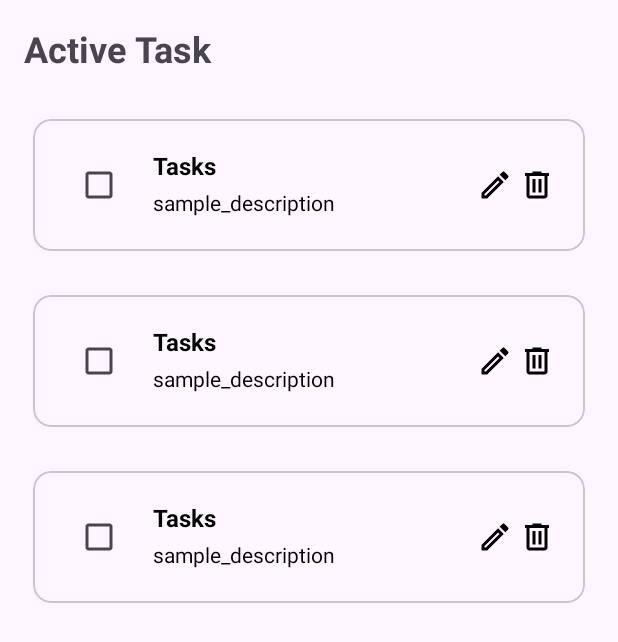
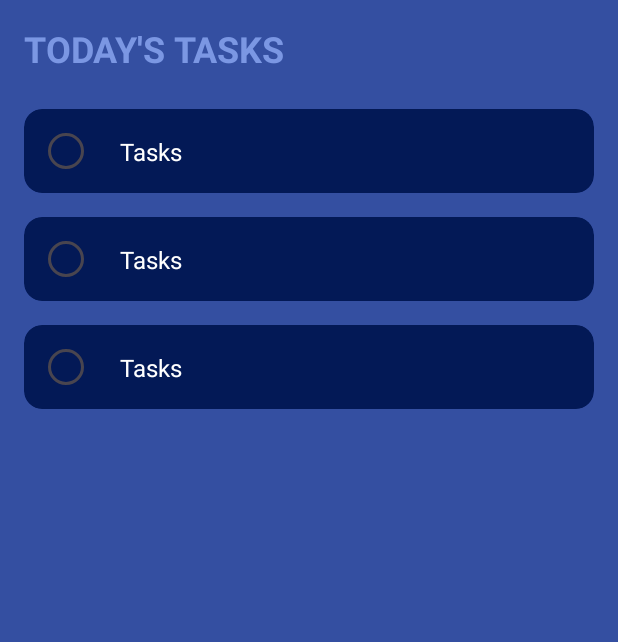
Before and after one commit to shantanupundir/Todo_practice, an Android app: the layout fragment_todo.xml on its own in the app's theme, with its tools: preview values and no code run, on a phone screen of 412 x 824 dp. Shown: the top 642 px of the screen. Run offline under Robolectric (Android 15) with nearby library versions, the phone set to English and light mode, and no system bars.

Commit message:
late commit after UI updation

```diff
--- /dev/null
+++ b/app/src/main/res/drawable/checkbox_selector.xml
@@ -0,0 +1,22 @@
+<?xml version="1.0" encoding="utf-8"?>
+<selector xmlns:android="http://schemas.android.com/apk/res/android">
+
+    <!-- Checked state -->
+    <item android:state_checked="true">
+        <shape android:shape="oval">
+            <solid android:color="@android:color/transparent"/>
+            <stroke android:width="2dp" android:color="@color/white"/>
+            <size android:width="24dp" android:height="24dp"/>
+        </shape>
+    </item>
+
+    <!-- Unchecked state -->
+    <item>
+        <shape android:shape="oval">
+            <solid android:color="@android:color/transparent"/>
+            <stroke android:width="2dp" android:color="@color/white"/>
+            <size android:width="24dp" android:height="24dp"/>
+        </shape>
+    </item>
+
+</selector>
--- a/app/src/main/res/layout/activity_main.xml
+++ b/app/src/main/res/layout/activity_main.xml
@@ -5,6 +5,7 @@
     <androidx.constraintlayout.widget.ConstraintLayout
         android:id="@+id/main"
         android:layout_width="match_parent"
+        android:background="@color/myBlue"
         android:layout_height="match_parent"
         tools:context=".MainActivity">
 
@@ -47,6 +48,7 @@
             android:id="@+id/AddTask"
             android:layout_width="wrap_content"
             android:layout_height="wrap_content"
+            app:shapeAppearance="@style/ThemeOverlay.MaterialComponents.Dialog.Alert"
             android:layout_margin="16dp"
             android:contentDescription="@string/add_task"
             android:src="@drawable/baseline_add_24"
--- a/app/src/main/res/layout/fragment_todo.xml
+++ b/app/src/main/res/layout/fragment_todo.xml
@@ -4,6 +4,7 @@
         xmlns:app="http://schemas.android.com/apk/res-auto"
         xmlns:tools="http://schemas.android.com/tools"
         android:layout_width="match_parent"
+        android:background="@color/myBlue"
         android:layout_height="match_parent"
         tools:context=".fragmentTodo">
 
@@ -12,6 +13,7 @@
             android:layout_width="0dp"
             android:layout_height="wrap_content"
             android:layout_margin="16dp"
+            android:textColor="@color/titleColor"
             android:text="@string/pending_tasks"
             android:textSize="24sp"
             android:textStyle="bold"
@@ -28,7 +30,7 @@
             android:paddingHorizontal="8dp"
             android:paddingBottom="8dp"
             app:layoutManager="androidx.recyclerview.widget.LinearLayoutManager"
-            app:layout_constraintBottom_toBottomOf="parent"
+            app:layout_constraintBottom_toBottomOf  ="parent"
             app:layout_constraintEnd_toEndOf="parent"
             app:layout_constraintStart_toStartOf="parent"
             app:layout_constraintTop_toBottomOf="@+id/tvTodoHeader"
--- a/app/src/main/res/layout/item_todo_task.xml
+++ b/app/src/main/res/layout/item_todo_task.xml
@@ -8,79 +8,42 @@
     android:layout_height="wrap_content"
     android:layout_margin="8dp"
     app:cardCornerRadius="12dp"
-    app:cardPreventCornerOverlap="true"
-    app:cardUseCompatPadding="true">
+    app:strokeWidth="0dp"
+    app:cardElevation="0dp"
+    android:translationZ="8dp"
+    app:cardBackgroundColor="@color/cardColor">
 
     <androidx.constraintlayout.widget.ConstraintLayout
         android:layout_width="match_parent"
         android:layout_height="wrap_content"
         android:layout_margin="4dp"
-        android:clickable="true"
-        android:focusable="true"
-        android:padding="16dp">
+        android:clickable="false"
+        android:focusable="false">
 
-        <CheckBox
+        <com.google.android.material.checkbox.MaterialCheckBox
             android:id="@+id/cbTaskComplete"
             android:layout_width="wrap_content"
             android:layout_height="wrap_content"
-            android:alpha="1.0"
+            android:button="@drawable/checkbox_selector"
+            style="@style/Widget.AppCompat.CompoundButton.CheckBox"
             app:layout_constraintBottom_toBottomOf="parent"
             app:layout_constraintStart_toStartOf="parent"
             app:layout_constraintTop_toTopOf="parent" />
 
-        <TextView
+        <androidx.appcompat.widget.AppCompatTextView
             android:id="@+id/tvTaskTitle"
             android:layout_width="0dp"
             android:layout_height="wrap_content"
             android:layout_marginStart="12dp"
             android:layout_marginEnd="8dp"
-            android:alpha="1.0"
-            android:textColor="@color/textColor"
+            android:textColor="@color/white"
             android:textSize="16sp"
-            android:textStyle="bold"
-            app:layout_constraintBottom_toBottomOf="parent"
-            app:layout_constraintEnd_toStartOf="@+id/btnEditTask"
-            app:layout_constraintHorizontal_bias="0.0"
+            app:layout_constraintBottom_toBottomOf="@id/cbTaskComplete"
+            app:layout_constraintEnd_toEndOf="parent"
             app:layout_constraintStart_toEndOf="@+id/cbTaskComplete"
-            app:layout_constraintTop_toTopOf="parent"
-            app:layout_constraintVertical_bias="0.0"
+            app:layout_constraintTop_toTopOf="@id/cbTaskComplete"
             tools:text="Tasks" />
 
-        <TextView
-            android:id="@+id/tvTaskDescription"
-            android:layout_width="0dp"
-            android:layout_height="wrap_content"
-            android:layout_marginTop="4dp"
-            android:text="@string/sample_description"
-            android:textColor="@color/textColor"
-            android:textSize="14sp"
-            app:layout_constraintEnd_toEndOf="@id/tvTaskTitle"
-            app:layout_constraintStart_toStartOf="@id/tvTaskTitle"
-            app:layout_constraintTop_toBottomOf="@id/tvTaskTitle" />
-
-
-        <androidx.appcompat.widget.AppCompatImageView
-            android:id="@+id/btnEditTask"
-            android:layout_width="0dp"
-            android:layout_height="wrap_content"
-            android:layout_marginEnd="4dp"
-            android:contentDescription="@string/edit_task"
-            android:src="@drawable/outline_edit_24"
-            app:layout_constraintBottom_toBottomOf="parent"
-            app:layout_constraintEnd_toStartOf="@+id/btnDeleteTask"
-            app:layout_constraintTop_toTopOf="parent" />
-
-
-        <androidx.appcompat.widget.AppCompatImageView
-            android:id="@+id/btnDeleteTask"
-            android:layout_width="0dp"
-            android:layout_height="wrap_content"
-            android:alpha="1.0"
-            android:contentDescription="@string/delete_task"
-            android:src="@drawable/outline_delete_24"
-            app:layout_constraintBottom_toBottomOf="parent"
-            app:layout_constraintEnd_toEndOf="parent"
-            app:layout_constraintTop_toTopOf="parent" />
 
     </androidx.constraintlayout.widget.ConstraintLayout>
 </com.google.android.material.card.MaterialCardView>
--- a/app/src/main/res/values/colors.xml
+++ b/app/src/main/res/values/colors.xml
@@ -3,4 +3,7 @@
     <color name="black">#FF000000</color>
     <color name="white">#FFFFFFFF</color>
     <color name="textColor">#FF000000</color>
+    <color name="myBlue">#344fa1</color>
+    <color name="titleColor">#7b97e3</color>
+    <color name="cardColor">#031956</color>
 </resources>
--- a/app/src/main/res/values/strings.xml
+++ b/app/src/main/res/values/strings.xml
@@ -6,7 +6,7 @@
     <string name="todo">Todo</string>
     <!-- TODO: Remove or change this placeholder text -->
     <string name="hello_blank_fragment">Hello blank fragment</string>
-    <string name="pending_tasks">Active Task</string>
+    <string name="pending_tasks">TODAY\'S TASKS</string>
     <string name="edit_task">edit_task</string>
     <string name="delete_task">delete_task</string>
     <string name="sample_description">sample_description</string>
```
Also changed, not shown: app/src/main/java/com/example/trail2/adapter/TodoAdapter.kt (+22 -12 lines), app/src/main/java/com/example/trail2/ui/TodoFragment.kt (+19 -1 lines).
